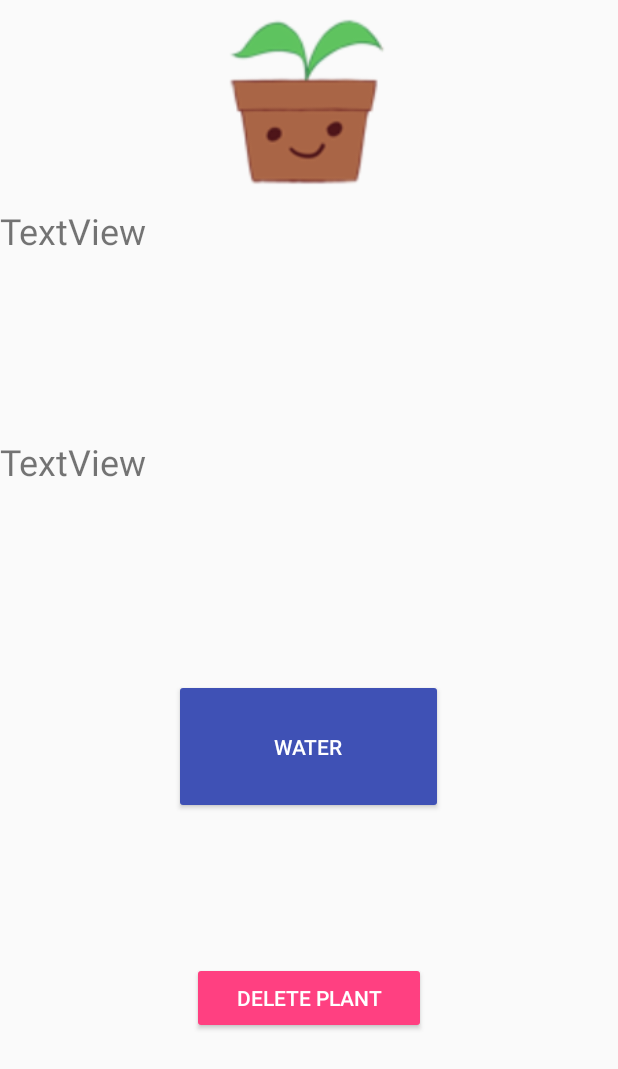
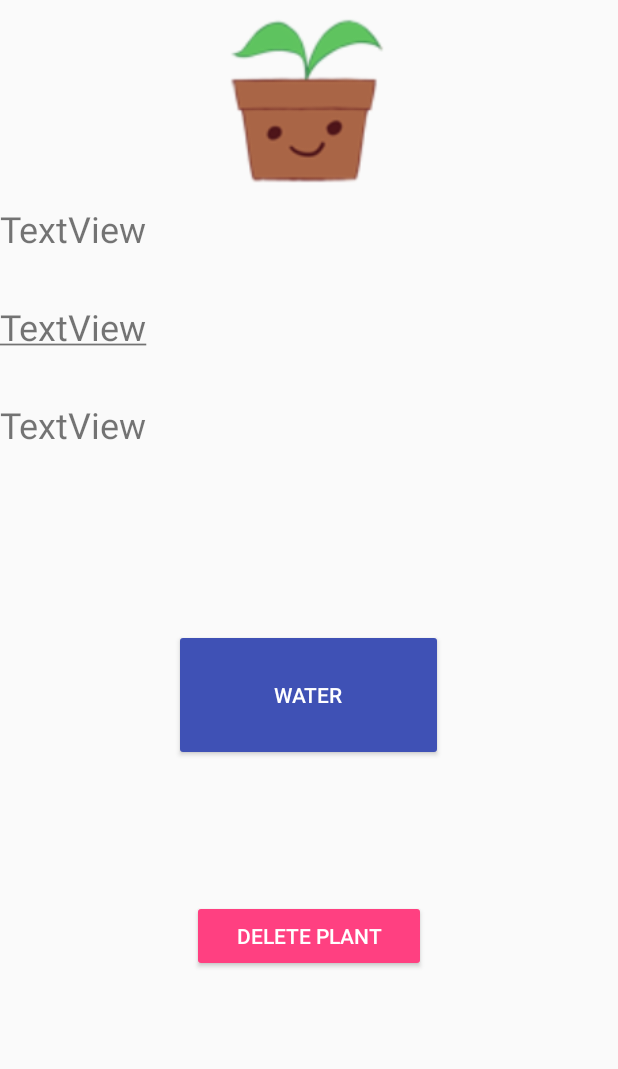
Before and after one commit to Lynx1820/botanist, an Android app: the InteractiveUserPlantActivity screen opened directly, with no data from a screen before it, on a phone screen of 412 x 824 dp. Shown: the top 1069 px of the screen. Run offline under Robolectric (Android 15) with nearby library versions, the phone set to English and light mode, and no system bars; 4 statements that could not run were skipped.

Commit message:
Clicking type links to species info

```diff
--- a/app/src/main/java/project/cis350/upenn/edu/botanist_project/InteractiveUserPlantActivity.java
+++ b/app/src/main/java/project/cis350/upenn/edu/botanist_project/InteractiveUserPlantActivity.java
@@ -1,6 +1,7 @@
 package project.cis350.upenn.edu.botanist_project;
 
 import android.content.Intent;
+import android.graphics.Paint;
 import android.os.Bundle;
 import android.support.v7.app.AppCompatActivity;
 import android.view.View;
@@ -8,11 +9,15 @@ import android.widget.ImageView;
 import android.widget.TextView;
 import android.widget.Toast;
 
+import java.io.IOException;
+import java.util.List;
+
 public class InteractiveUserPlantActivity extends AppCompatActivity {
 
     private Plant plant;
     private ImageView plantImage;
-    private TextView plantDesc; // name and species
+    private TextView nameDesc; // name
+    private TextView typeDesc; // species
     private TextView plantReminders;
 
     @Override
@@ -30,11 +35,30 @@ public class InteractiveUserPlantActivity extends AppCompatActivity {
             plantImage.setImageResource(R.drawable.pun_pending);
         }
 
-        plantDesc = (TextView) findViewById(R.id.plantDescr);
+        nameDesc = (TextView) findViewById(R.id.nameDescr);
+        typeDesc = (TextView) findViewById(R.id.typeDescr);
         plantReminders = (TextView) findViewById(R.id.plantReminders);
 
-        plantDesc.setText("Name: " + plant.getName() + "\nType: " + plant.getType());
+        nameDesc.setText("Name: " + plant.getName());
+        typeDesc.setText("Type: " + plant.getType());
+        typeDesc.setPaintFlags(typeDesc.getPaintFlags()| Paint.UNDERLINE_TEXT_FLAG);
         plantReminders.setText(plant.lastWateredText());
+    }
+
+    public void onTypeDescClick(View v) {
+        try {
+            List<PlantInfo> info = PlantInfo.readInfoFromJson(getAssets().open("plant_info.json"));
+            for (PlantInfo p : info) {
+                if (p.name.equals(plant.getType())) {
+                    Intent i = new Intent(v.getContext(), PlantInfoActivity.class);
+                    i.putExtra("PLANT", p);
+                    v.getContext().startActivity(i);
+                }
+            }
+        }
+        catch (IOException e){
+            e.printStackTrace();
+        }
     }
 
     public void onWaterPlantButtonClick(View v) {
--- a/app/src/main/res/layout/activity_interactive_user_plant.xml
+++ b/app/src/main/res/layout/activity_interactive_user_plant.xml
@@ -25,12 +25,22 @@
             app:srcCompat="@drawable/pun_pending" />
 
         <TextView
-            android:id="@+id/plantDescr"
+            android:id="@+id/nameDescr"
             android:layout_width="match_parent"
             android:layout_height="wrap_content"
-            android:layout_weight="0.21"
+            android:layout_weight="0.06"
             android:text="TextView"
             android:textSize="24sp" />
+
+        <TextView
+            android:id="@+id/typeDescr"
+            android:onClick="onTypeDescClick"
+            android:clickable="true"
+            android:layout_width="match_parent"
+            android:layout_height="wrap_content"
+            android:layout_weight="0.06"
+            android:text="TextView"
+            android:textSize="24sp"/>
 
         <TextView
             android:id="@+id/plantReminders"
```
